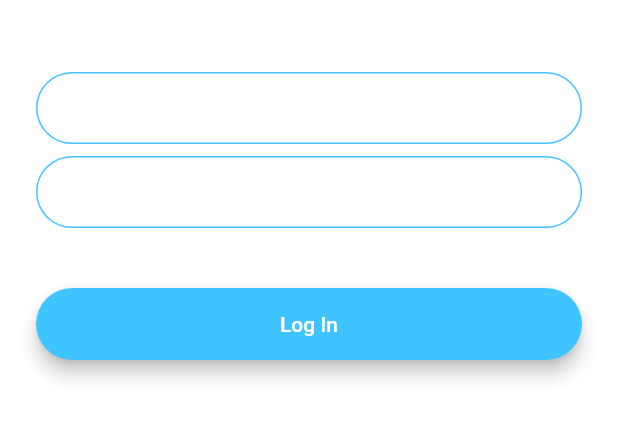
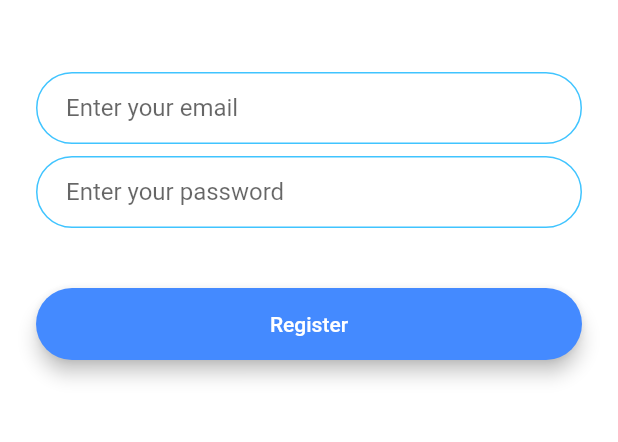
Before and after one commit to arundogra/chatmate, a Flutter app: the LoginScreen screen opened directly, on a phone screen of 412 x 824 dp, the part 576-1018 px from its top. Run offline on Flutter 3.47's test engine with Material 2 defaults, Android fonts, the phone set to English and light mode, and no system bars; our stand-ins replace animated_text_kit.

Commit message:
refactoring-code

```diff
--- /dev/null
+++ b/lib/components/rounded_button.dart
@@ -0,0 +1,37 @@
+import 'package:flutter/material.dart';
+
+class RoundedButton extends StatelessWidget {
+  RoundedButton({
+    required this.title,
+    required this.colour,
+    required this.onPressed,
+  });
+
+  final Color colour;
+  final String title;
+  final String onPressed;
+
+
+  @override
+  Widget build(BuildContext context) {
+    return Padding(
+      padding: EdgeInsets.symmetric(vertical: 16.0),
+      child: Material(
+        elevation: 5.0,
+        color: colour,
+        borderRadius: BorderRadius.circular(30.0),
+        child: MaterialButton(
+          onPressed:() {
+            Navigator.pushNamed(context, onPressed);
+          },
+          minWidth: 200.0,
+          height: 42.0,
+          child: Text(
+              title,
+            style: TextStyle(color: Colors.white),
+          ),
+        ),
+      ),
+    );
+  }
+}
--- a/lib/constants.dart
+++ b/lib/constants.dart
@@ -17,3 +17,23 @@ const kMessageContainerDecoration = BoxDecoration(
     top: BorderSide(color: Colors.lightBlueAccent, width: 2.0),
   ),
 );
+
+const kTextFieldDecoration = InputDecoration(
+  hintText: 'Enter a value',
+  // hintStyle: TextStyle(color: Colors.blueGrey),
+  contentPadding:
+  EdgeInsets.symmetric(vertical: 10.0, horizontal: 20.0),
+  border: OutlineInputBorder(
+    borderRadius: BorderRadius.all(Radius.circular(32.0)),
+  ),
+  enabledBorder: OutlineInputBorder(
+    borderSide:
+    BorderSide(color: Colors.lightBlueAccent, width: 1.0),
+    borderRadius: BorderRadius.all(Radius.circular(32.0)),
+  ),
+  focusedBorder: OutlineInputBorder(
+    borderSide:
+    BorderSide(color: Colors.lightBlueAccent, width: 2.0),
+    borderRadius: BorderRadius.all(Radius.circular(32.0)),
+  ),
+);
--- a/lib/screens/login_screen.dart
+++ b/lib/screens/login_screen.dart
@@ -1,16 +1,16 @@
-import 'package:flutter/cupertino.dart';
+import 'package:chatmate/constants.dart';
 import 'package:flutter/material.dart';
+import 'package:chatmate/components/rounded_button.dart';
 
 class LoginScreen extends StatefulWidget {
 
-  static String id = 'login_screen';
+  static String id = 'registration_screen';
 
   @override
-  _LoginScreenState createState() => _LoginScreenState();
+  _LoginScreen createState() => _LoginScreen();
 }
 
-
-class _LoginScreenState extends State<LoginScreen> {
+class _LoginScreen extends State<LoginScreen> {
 
 
   @override
@@ -27,8 +27,7 @@ class _LoginScreenState extends State<LoginScreen> {
               tag: 'logo',
               child: Container(
                 height: 200.0,
-                width: 10.0,
-                child: Image.asset('assets/logo.png',),
+                child: Image.asset('assets/logo.png'),
               ),
             ),
             SizedBox(
@@ -38,24 +37,7 @@ class _LoginScreenState extends State<LoginScreen> {
                 onChanged: (value) {
                   //Do something with the user input.
                 },
-              decoration: InputDecoration(
-                hintText: 'Enter your email',
-                contentPadding:
-                EdgeInsets.symmetric(vertical: 10.0, horizontal: 20.0),
-                border: OutlineInputBorder(
-                  borderRadius: BorderRadius.all(Radius.circular(32.0)),
-                ),
-                enabledBorder: OutlineInputBorder(
-                  borderSide:
-                  BorderSide(color: Colors.lightBlueAccent, width: 1.0),
-                  borderRadius: BorderRadius.all(Radius.circular(32.0)),
-                ),
-                focusedBorder: OutlineInputBorder(
-                  borderSide:
-                  BorderSide(color: Colors.lightBlueAccent, width: 2.0),
-                  borderRadius: BorderRadius.all(Radius.circular(32.0)),
-                ),
-              ),
+                decoration: kTextFieldDecoration.copyWith(hintText: 'Enter your email')
             ),
             SizedBox(
               height: 8.0,
@@ -64,46 +46,12 @@ class _LoginScreenState extends State<LoginScreen> {
                 onChanged: (value) {
                   //Do something with the user input.
                 },
-              decoration: InputDecoration(
-                hintText: 'Enter your password.',
-                contentPadding:
-                EdgeInsets.symmetric(vertical: 10.0, horizontal: 20.0),
-                border: OutlineInputBorder(
-                  borderRadius: BorderRadius.all(Radius.circular(32.0)),
-                ),
-                enabledBorder: OutlineInputBorder(
-                  borderSide:
-                  BorderSide(color: Colors.lightBlueAccent, width: 1.0),
-                  borderRadius: BorderRadius.all(Radius.circular(32.0)),
-                ),
-                focusedBorder: OutlineInputBorder(
-                  borderSide:
-                  BorderSide(color: Colors.lightBlueAccent, width: 2.0),
-                  borderRadius: BorderRadius.all(Radius.circular(32.0)),
-                ),
-              ),
+                decoration: kTextFieldDecoration.copyWith(hintText: 'Enter your password')
             ),
             SizedBox(
               height: 24.0,
             ),
-            Padding(
-              padding: EdgeInsets.symmetric(vertical: 16.0),
-              child: Material(
-                color: Colors.lightBlueAccent,
-                borderRadius: BorderRadius.all(Radius.circular(30.0)),
-                elevation: 5.0,
-                child: MaterialButton(
-                  onPressed: () {
-                    //Implement login functionalty.
-                  },
-                  minWidth: 200.0,
-                  height: 42.0,
-                  child: Text(
-                    'Log In',
-                  ),
-                ),
-              ),
-            ),
+            RoundedButton(title: 'Register', colour: Colors.blueAccent, onPressed: 'null',)
           ],
         ),
       ),
```
Also changed, not shown: lib/main.dart (+5 -5 lines), lib/screens/registration_screen.dart (+5 -51 lines), lib/screens/welcome_screen.dart (+5 -42 lines). Lines whose indentation alone changed are shown as unchanged.
